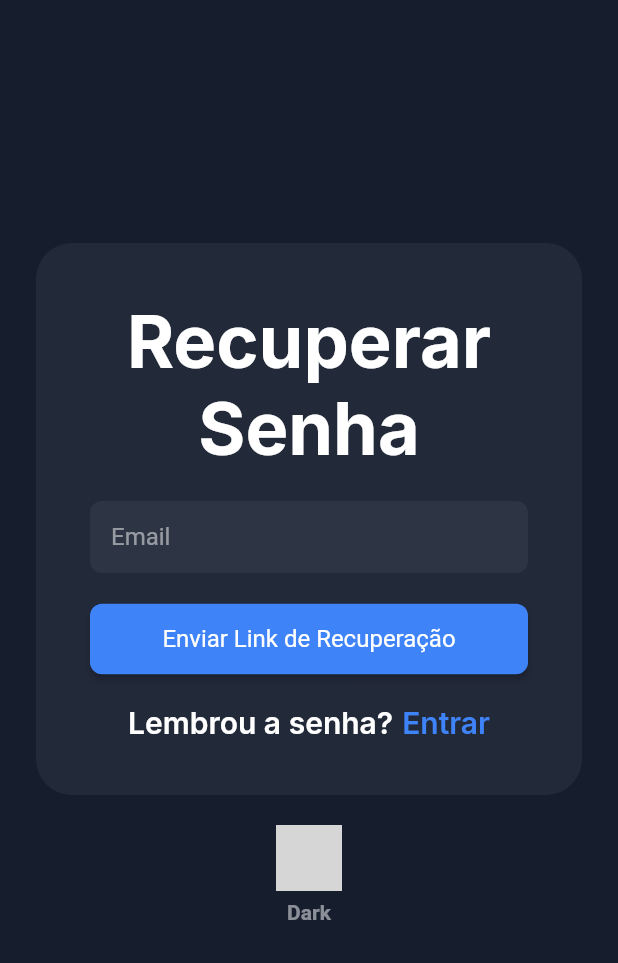
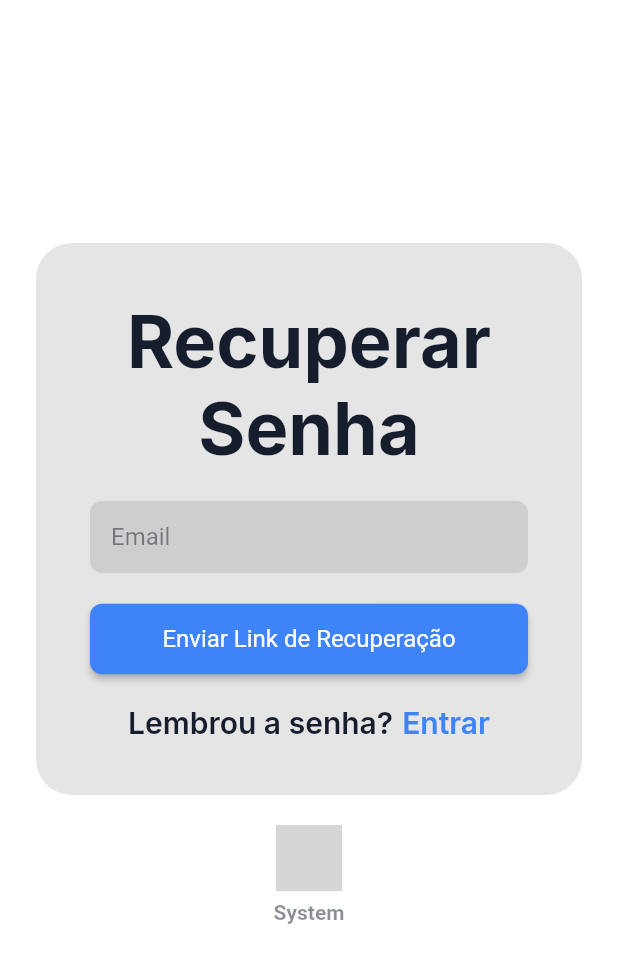
Before and after one commit to marcotas/lms, a Flutter app: the RecoverPasswordScreen screen opened by its route, on a phone screen of 412 x 824 dp. Shown: the top 963 px of the screen. Run offline on Flutter 3.47's test engine with Material 2 defaults, Android fonts, the phone set to English and light mode, and no system bars; our stand-ins replace flutter_svg, google_fonts; network calls fail; grey boxes are pictures that could not be loaded.

Commit message:
Improve theme mode switch with system

```diff
--- a/lib/app_theme.dart
+++ b/lib/app_theme.dart
@@ -4,13 +4,33 @@ import 'package:google_fonts/google_fonts.dart';
 import 'package:lms/contants.dart';
 
 class AppTheme with ChangeNotifier {
-  ThemeMode themeMode = ThemeMode.dark;
+  ThemeMode themeMode = ThemeMode.system;
 
-  bool get isDark => themeMode == ThemeMode.dark;
+  bool isDark(context) {
+    return Theme.of(context).brightness == Brightness.dark;
+  }
 
-  void toggleDarkMode() {
-    themeMode = isDark ? ThemeMode.light : ThemeMode.dark;
+  void toggleDarkMode(BuildContext context) {
+    var currentIndex = ThemeMode.values.indexOf(themeMode);
+    currentIndex++;
+    if (currentIndex > 2) currentIndex = 0;
+    themeMode = ThemeMode.values[currentIndex];
+
     notifyListeners();
+  }
+
+  String themeModeLabel(BuildContext context) {
+    switch (themeMode) {
+      case ThemeMode.dark:
+        print('is dark');
+        return 'Dark';
+      case ThemeMode.light:
+        print('is light');
+        return 'Light';
+      default:
+        print('is system');
+        return 'System';
+    }
   }
 
   static Color textColor(BuildContext context) {
--- a/lib/screens/home/widgets/featured_course.dart
+++ b/lib/screens/home/widgets/featured_course.dart
@@ -37,7 +37,7 @@ class FeaturedCourse extends StatelessWidget {
                       filter: ImageFilter.blur(sigmaX: 5, sigmaY: 5),
                       child: Container(
                         decoration: BoxDecoration(
-                          color: context.watch<AppTheme>().isDark
+                          color: context.watch<AppTheme>().isDark(context)
                               ? AppColors.darkBg.withOpacity(0.75)
                               : AppColors.lightBg.withOpacity(0.75),
                         ),
--- a/lib/screens/register/register_screen.dart
+++ b/lib/screens/register/register_screen.dart
@@ -26,7 +26,7 @@ class RegisterScreen extends StatelessWidget {
                     Container(
                       padding: EdgeInsets.all(48),
                       decoration: BoxDecoration(
-                        color: context.watch<AppTheme>().isDark
+                        color: context.watch<AppTheme>().isDark(context)
                             ? AppColors.white5
                             : AppColors.black10,
                         borderRadius: BorderRadius.all(Radius.circular(24)),
--- a/lib/widgets/app_card.dart
+++ b/lib/widgets/app_card.dart
@@ -14,7 +14,7 @@ class AppCard extends StatelessWidget {
     return Container(
         padding: EdgeInsets.all(padding),
         decoration: BoxDecoration(
-          color: context.watch<AppTheme>().isDark
+          color: context.watch<AppTheme>().isDark(context)
               ? AppColors.white5
               : AppColors.black10,
           borderRadius: BorderRadius.all(Radius.circular(radius)),
--- a/lib/widgets/sidebar.dart
+++ b/lib/widgets/sidebar.dart
@@ -14,7 +14,7 @@ class Sidebar extends StatelessWidget {
         width: 120,
         padding: EdgeInsets.symmetric(vertical: 48),
         decoration: BoxDecoration(
-          color: appTheme.isDark ? AppColors.white5 : AppColors.black5,
+          color: appTheme.isDark(context) ? AppColors.white5 : AppColors.black5,
         ),
         child: Column(
           children: [
--- a/lib/widgets/tag_badge.dart
+++ b/lib/widgets/tag_badge.dart
@@ -19,8 +19,9 @@ class TagBadge extends StatelessWidget {
           Positioned.fill(
             child: Consumer<AppTheme>(
               builder: (_, appTheme, __) {
-                Color backgroundColor =
-                    appTheme.isDark ? AppColors.white10 : AppColors.black10;
+                Color backgroundColor = appTheme.isDark(context)
+                    ? AppColors.white10
+                    : AppColors.black10;
 
                 return AnimatedContainer(
                   duration: Duration(milliseconds: 200),
--- a/lib/widgets/theme_switch.dart
+++ b/lib/widgets/theme_switch.dart
@@ -9,13 +9,13 @@ class ThemeSwitch extends StatelessWidget {
   Widget build(BuildContext context) {
     return Consumer<AppTheme>(
       builder: (_, appTheme, __) {
-        var isDark = appTheme.isDark;
+        var isDark = appTheme.isDark(context);
         return SidebarItem(
-          text: isDark ? 'Dark' : 'Light',
+          text: appTheme.themeModeLabel(context),
           icon: isDark ? 'moon' : 'sun',
           iconColor: AppColors.primary,
           onPressed: () {
-            appTheme.toggleDarkMode();
+            appTheme.toggleDarkMode(context);
           },
         );
       },
```
